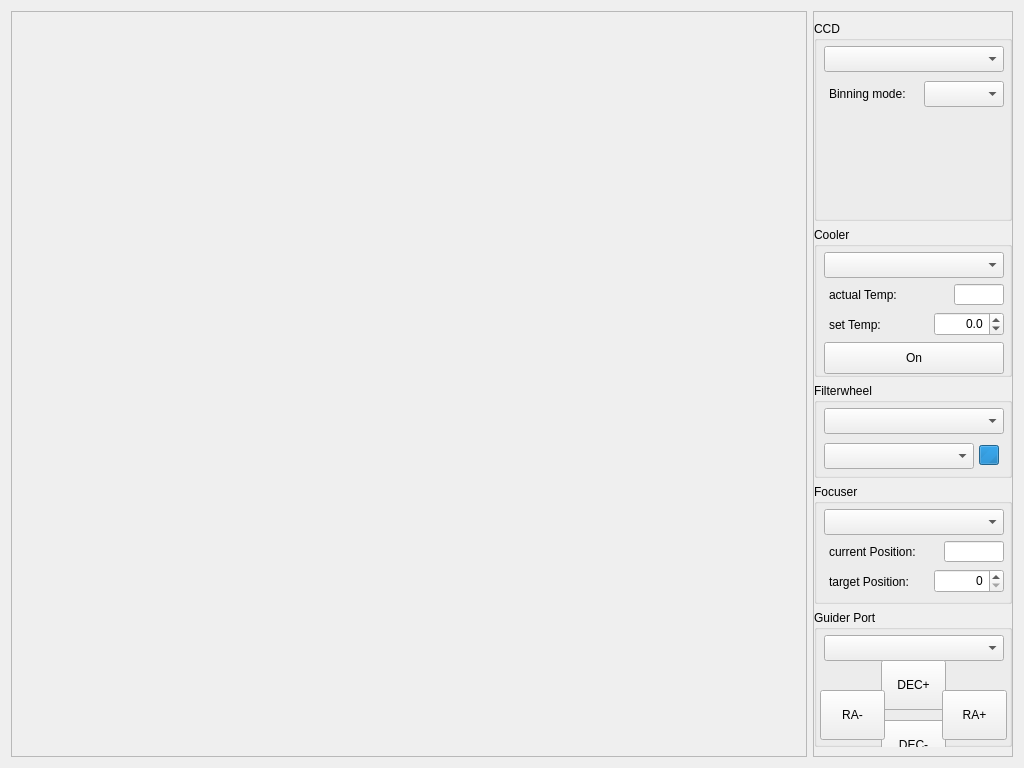
This is snowgui/snowgui/previewwindow.ui in AndreasFMueller/AstroPhotography as Qt 5 draws it before an edit. The edited form follows.
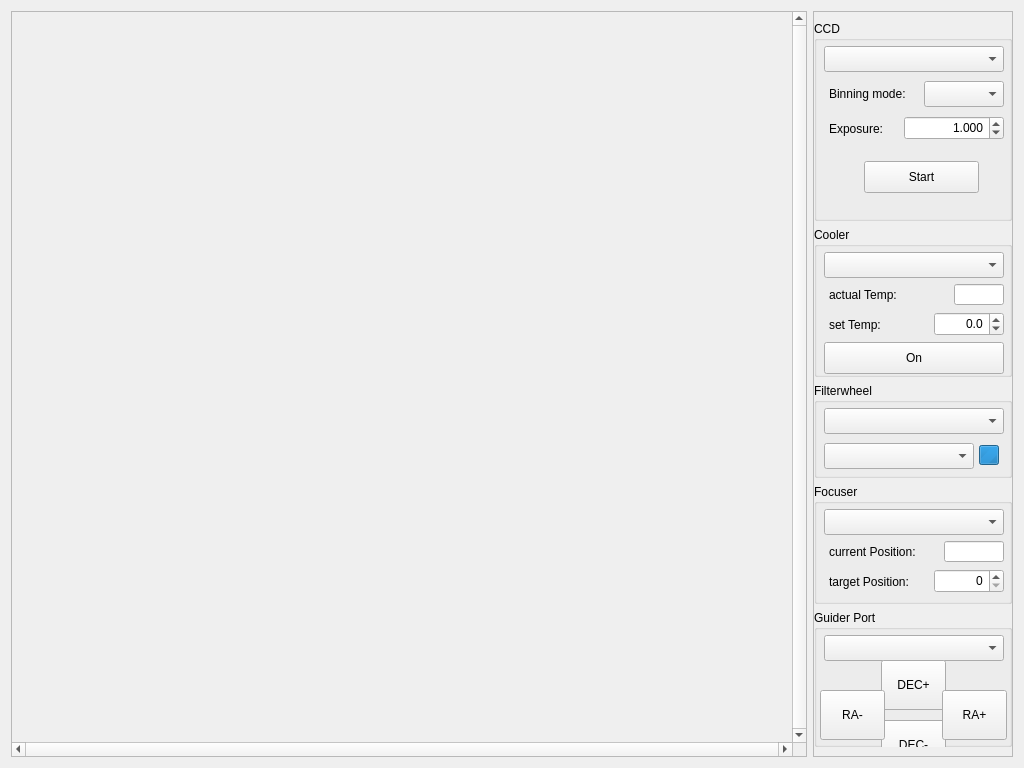
This is the edited form.

```diff
--- a/snowgui/snowgui/previewwindow.ui
+++ b/snowgui/snowgui/previewwindow.ui
@@ -16,16 +16,28 @@
   <layout class="QHBoxLayout" name="horizontalLayout">
    <item>
     <widget class="QScrollArea" name="scrollArea">
+     <property name="verticalScrollBarPolicy">
+      <enum>Qt::ScrollBarAlwaysOn</enum>
+     </property>
+     <property name="horizontalScrollBarPolicy">
+      <enum>Qt::ScrollBarAlwaysOn</enum>
+     </property>
+     <property name="sizeAdjustPolicy">
+      <enum>QAbstractScrollArea::AdjustToContents</enum>
+     </property>
      <property name="widgetResizable">
-      <bool>true</bool>
+      <bool>false</bool>
+     </property>
+     <property name="alignment">
+      <set>Qt::AlignCenter</set>
      </property>
      <widget class="QWidget" name="scrollAreaWidgetContents">
       <property name="geometry">
        <rect>
         <x>0</x>
         <y>0</y>
-        <width>782</width>
-        <height>742</height>
+        <width>767</width>
+        <height>727</height>
        </rect>
       </property>
      </widget>
@@ -105,6 +117,54 @@
           <string>Binning mode:</string>
          </property>
         </widget>
+        <widget class="QLabel" name="label_4">
+         <property name="geometry">
+          <rect>
+           <x>15</x>
+           <y>100</y>
+           <width>59</width>
+           <height>16</height>
+          </rect>
+         </property>
+         <property name="text">
+          <string>Exposure:</string>
+         </property>
+        </widget>
+        <widget class="QDoubleSpinBox" name="exposureSpinBox">
+         <property name="geometry">
+          <rect>
+           <x>90</x>
+           <y>95</y>
+           <width>100</width>
+           <height>24</height>
+          </rect>
+         </property>
+         <property name="alignment">
+          <set>Qt::AlignRight|Qt::AlignTrailing|Qt::AlignVCenter</set>
+         </property>
+         <property name="decimals">
+          <number>3</number>
+         </property>
+         <property name="maximum">
+          <double>3600.000000000000000</double>
+         </property>
+         <property name="value">
+          <double>1.000000000000000</double>
+         </property>
+        </widget>
+        <widget class="QPushButton" name="startButton">
+         <property name="geometry">
+          <rect>
+           <x>50</x>
+           <y>140</y>
+           <width>115</width>
+           <height>32</height>
+          </rect>
+         </property>
+         <property name="text">
+          <string>Start</string>
+         </property>
+        </widget>
        </widget>
       </item>
       <item>
```
Left out of the diff: 34 changed lines with no effect on the pictures.
